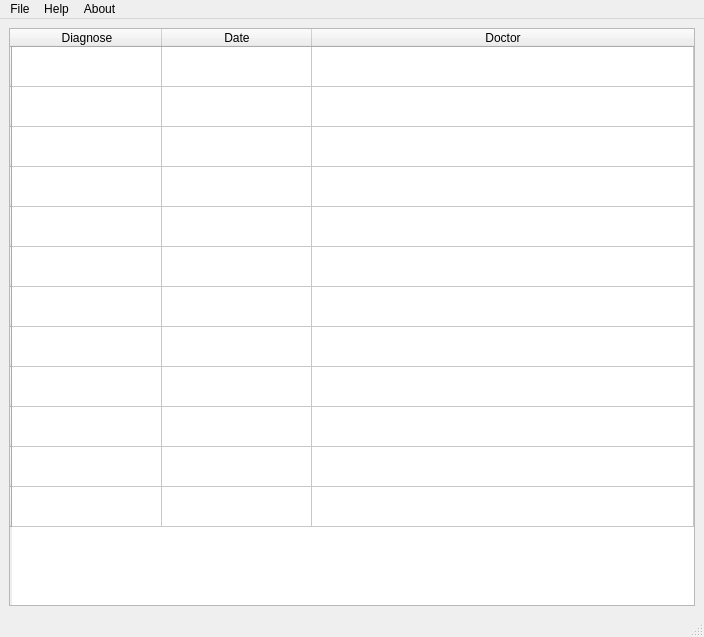
This is ui/user.ui in TarasRudnyk/Students_health_records as Qt 5 draws it before an edit. The edited form follows.
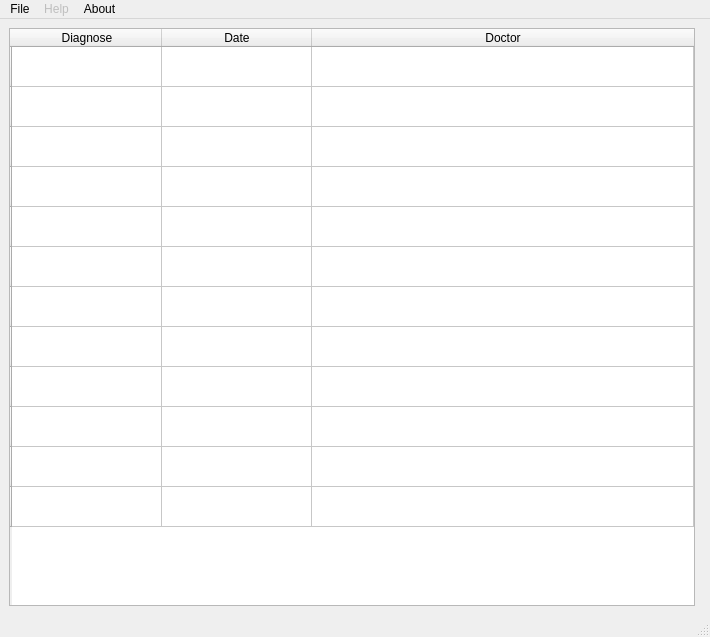
This is the edited form. Icons and pictures are not drawn.

```diff
--- a/ui/user.ui
+++ b/ui/user.ui
@@ -6,7 +6,7 @@
    <rect>
     <x>0</x>
     <y>0</y>
-    <width>704</width>
+    <width>710</width>
     <height>637</height>
    </rect>
   </property>
@@ -14,7 +14,7 @@
    <string>MainWindow</string>
   </property>
   <widget class="QWidget" name="centralwidget">
-   <layout class="QGridLayout" name="gridLayout">
+   <layout class="QFormLayout" name="formLayout">
     <item row="0" column="0">
      <widget class="QTableWidget" name="tableWidget">
       <property name="enabled">
@@ -209,7 +209,7 @@
     <rect>
      <x>0</x>
      <y>0</y>
-     <width>704</width>
+     <width>710</width>
      <height>21</height>
     </rect>
    </property>
@@ -219,6 +219,9 @@
     </property>
    </widget>
    <widget class="QMenu" name="menuHelp">
+    <property name="enabled">
+     <bool>false</bool>
+    </property>
     <property name="title">
      <string>Help</string>
     </property>
```
Left out of the diff: 44 changed lines with no effect on the pictures.
